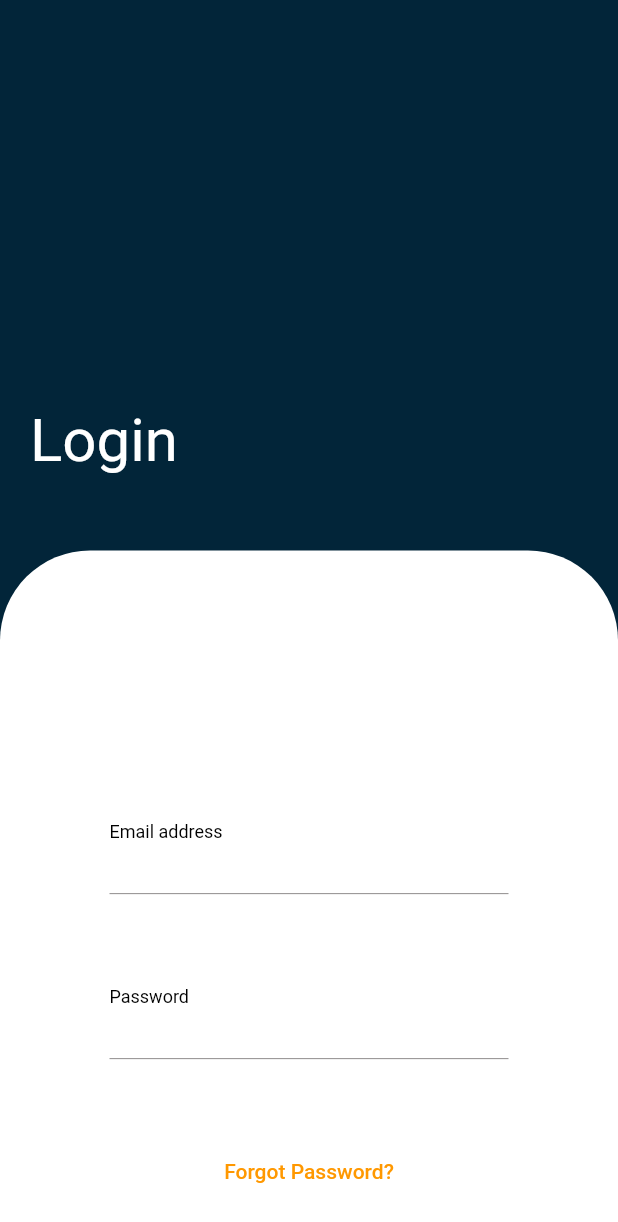
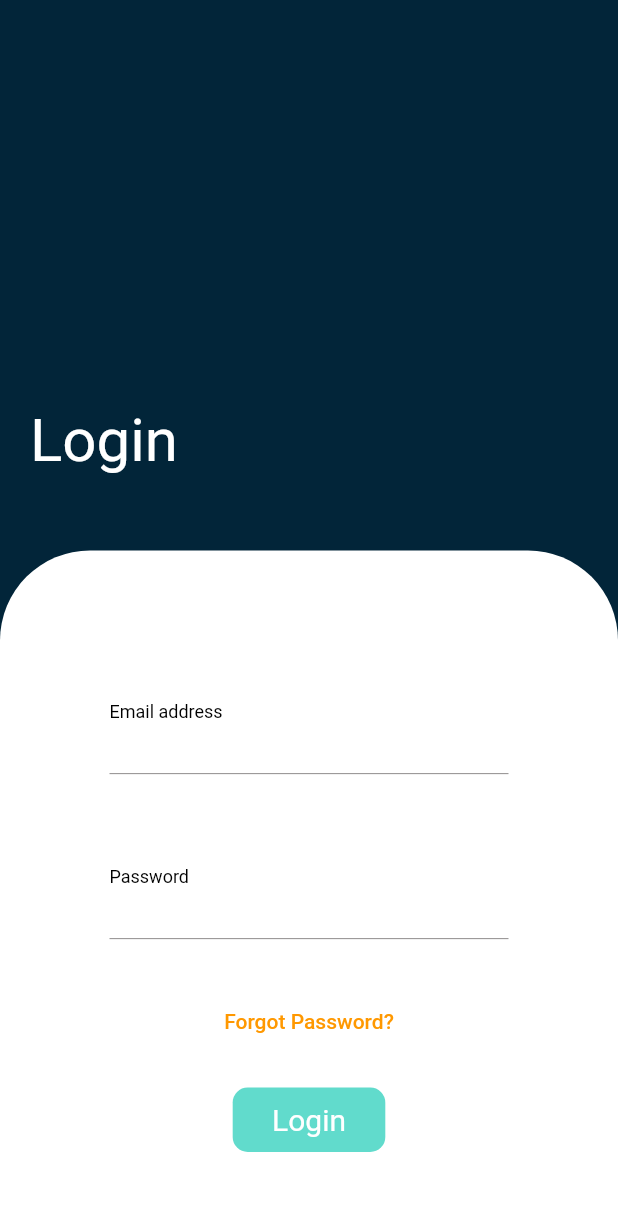
Before and after one commit to Anushastha/EnterpriseProject, a Flutter app: the screen it shows after launch, on a phone screen of 412 x 824 dp. Shown: the top 1222 px of the screen. Run offline on Flutter 3.47's test engine with Material 2 defaults, Android fonts, the phone set to English and light mode, and no system bars; our stand-ins replace firebase_auth, firebase_core; accounts and stored records are empty.

Commit message:
No scroll

```diff
--- a/enterprise_project/lib/screens/login.dart
+++ b/enterprise_project/lib/screens/login.dart
@@ -80,12 +80,12 @@ class _LoginScreenState extends State<LoginScreen> {
                     child: Column(
                       children: <Widget>[
                         SizedBox(
-                          height: 60,
+                          height: 20,
                         ),
                         Container(
                           child: Column(
                             children: <Widget>[
-                              SizedBox(height: 60),
+                              SizedBox(height: 20),
                               CustomTextField(
                                 lableText: "Email address",
                                 hintText: "Email address",
@@ -102,7 +102,7 @@ class _LoginScreenState extends State<LoginScreen> {
                           ),
                         ),
                         SizedBox(
-                          height: 40,
+                          height: 20,
                         ),
                         TextButton(
                           onPressed: () {
@@ -118,7 +118,7 @@ class _LoginScreenState extends State<LoginScreen> {
                           ),
                         ),
                         SizedBox(
-                          height: 40,
+                          height: 20,
                         ),
                         CustomButton(
                           title: "Login",
@@ -129,7 +129,7 @@ class _LoginScreenState extends State<LoginScreen> {
                   ),
                 ),
               ),
-            ),
+            )
           ],
         ),
       ),
--- a/enterprise_project/lib/screens/register.dart
+++ b/enterprise_project/lib/screens/register.dart
@@ -95,7 +95,7 @@ class _RegisterScreenState extends State<RegisterScreen> {
                             key: form,
                             child: Column(
                               children: <Widget>[
-                                SizedBox(height: 60),
+                                SizedBox(height: 20),
                                 CustomTextField(
                                   lableText: "Email address",
                                   hintText: "Email address",
@@ -153,7 +153,7 @@ class _RegisterScreenState extends State<RegisterScreen> {
                           ),
                         ),
                         SizedBox(
-                          height: 40,
+                          height: 20,
                         ),
                         CustomButton(
                           title: "Register",
```
